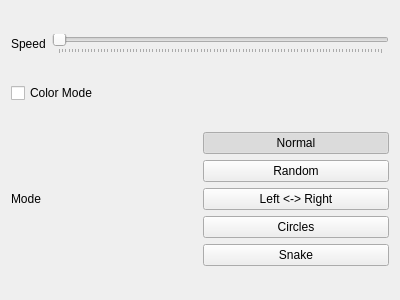
Qt form gui/strobe.ui (arneboe/bigchain) before a commit.
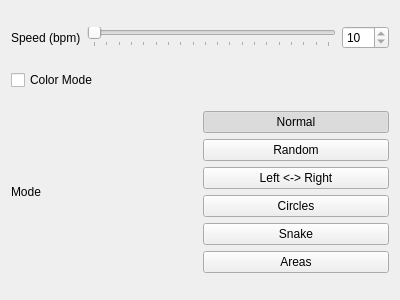
The same form after that commit.

```diff
--- a/gui/strobe.ui
+++ b/gui/strobe.ui
@@ -21,14 +21,17 @@
        <item>
         <widget class="QLabel" name="label">
          <property name="text">
-          <string>Speed</string>
+          <string>Speed (bpm)</string>
          </property>
         </widget>
        </item>
        <item>
         <widget class="QSlider" name="speedSlider">
+         <property name="minimum">
+          <number>10</number>
+         </property>
          <property name="maximum">
-          <number>100</number>
+          <number>200</number>
          </property>
          <property name="orientation">
           <enum>Qt::Horizontal</enum>
@@ -38,6 +41,19 @@
          </property>
         </widget>
        </item>
+       <item>
+        <widget class="QSpinBox" name="spinBoxSpeed">
+         <property name="readOnly">
+          <bool>true</bool>
+         </property>
+         <property name="minimum">
+          <number>10</number>
+         </property>
+         <property name="maximum">
+          <number>200</number>
+         </property>
+        </widget>
+       </item>
       </layout>
      </item>
     </layout>
@@ -117,6 +133,16 @@
          </property>
         </widget>
        </item>
+       <item>
+        <widget class="QPushButton" name="buttonAreas">
+         <property name="text">
+          <string>Areas</string>
+         </property>
+         <property name="checkable">
+          <bool>true</bool>
+         </property>
+        </widget>
+       </item>
       </layout>
      </item>
     </layout>
```
